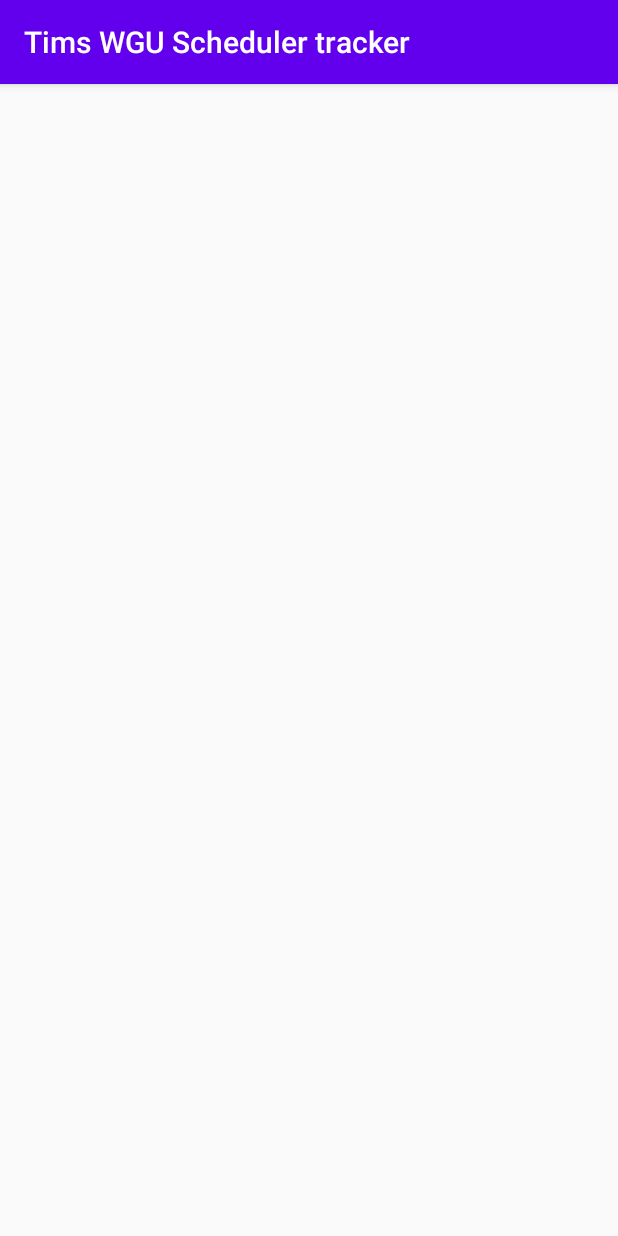
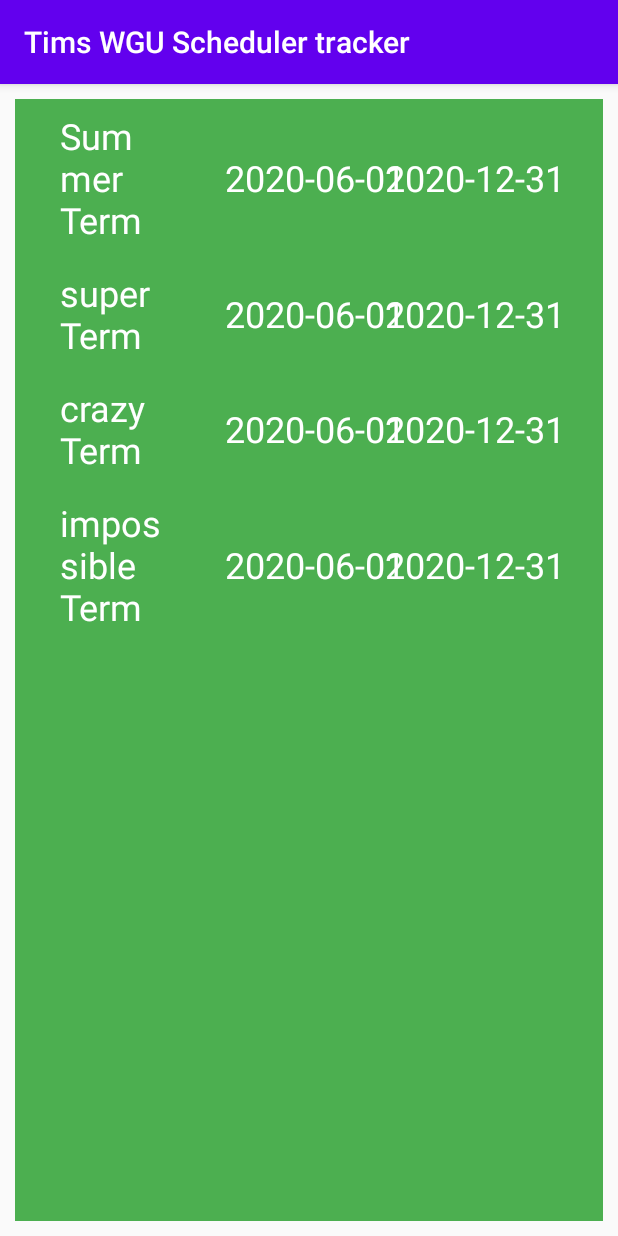
Before and after one commit to aguirretim/TimsWGUSchedulertracker, an Android app: the AllTerms screen opened directly, with no data from a screen before it, on a phone screen of 412 x 824 dp. Run offline under Robolectric (Android 15) with nearby library versions, the phone set to English and light mode, and no system bars.

Commit message:
first time getting Recycler View List implementation working and tested with test data.

```diff
--- a/app/build.gradle
+++ b/app/build.gradle
@@ -28,6 +28,7 @@
 
     implementation 'androidx.appcompat:appcompat:1.1.0'
     implementation 'androidx.constraintlayout:constraintlayout:1.1.3'
+    implementation 'com.android.support:recyclerview-v7:29.0.0'
     testImplementation 'junit:junit:4.12'
     androidTestImplementation 'androidx.test.ext:junit:1.1.1'
     androidTestImplementation 'androidx.test.espresso:espresso-core:3.2.0'
--- a/app/src/main/java/com/example/timswguschedulertracker/classesforobjects/Term.java
+++ b/app/src/main/java/com/example/timswguschedulertracker/classesforobjects/Term.java
@@ -1,4 +1,5 @@
 package com.example.timswguschedulertracker.classesforobjects;
+import java.util.ArrayList;
 
 public class Term {
 
@@ -10,6 +11,7 @@
     private String TermTitle;
     private String StartDate;
     private String EndDate;
+    private ArrayList <Course> courseList;
 
     /****************************
      * Constructor for Object.  *
@@ -20,6 +22,7 @@
         TermTitle = termTitle;
         StartDate = startDate;
         EndDate = endDate;
+        courseList = new ArrayList<Course> ();
     }
 
     /************************
@@ -58,4 +61,20 @@
         EndDate = endDate;
     }
 
+    public void  appendCourse(Course crs){
+
+        courseList.add(crs);
+
+    }
+
+    public void  removeCourse(int index){
+
+        courseList.remove(index);
+
+    }
+
+    //To do find method
+    public void  findCourse(Course crs){
+
+    }
 }
--- a/app/src/main/java/com/example/timswguschedulertracker/screensandviewscontrollers/AllTerms.java
+++ b/app/src/main/java/com/example/timswguschedulertracker/screensandviewscontrollers/AllTerms.java
@@ -1,20 +1,83 @@
 package com.example.timswguschedulertracker.screensandviewscontrollers;
 
 import androidx.appcompat.app.AppCompatActivity;
+import androidx.recyclerview.widget.LinearLayoutManager;
+import androidx.recyclerview.widget.RecyclerView;
 
 import android.os.Bundle;
 
 import com.example.timswguschedulertracker.R;
+import com.example.timswguschedulertracker.classesforobjects.Term;
+
+import java.util.ArrayList;
+
+import com.example.timswguschedulertracker.adapters.TermAdapter;
 
 public class AllTerms extends AppCompatActivity {
+
+    //private RecyclerView RecycleListView;
+    TermAdapter termAdapter;
+    private ArrayList<Term> termList = new ArrayList<Term> ();
+    RecyclerView RecycleListView;
+
+
+
 
     @Override
     protected void onCreate(Bundle savedInstanceState) {
         super.onCreate(savedInstanceState);
         setContentView(R.layout.activity_all_terms);
+        RecycleListView = (RecyclerView)findViewById(R.id.RecycleListView);
 
-        /*Intent intent = getIntent();
-        String name =intent.getStringExtra("");
-        log.d(TAG, name);*/
+        termAdapter = new TermAdapter (termList,AllTerms.this);
+        RecycleListView.setAdapter(termAdapter);
+        RecycleListView.setLayoutManager(new LinearLayoutManager(AllTerms.this));
+
+
+
+        //Test object to display in list.
+        Term TestTerm= new Term(007,"Summer Term","2020-06-01","2020-12-31");
+        Term TestTerm2= new Term(8,"super Term","2020-06-01","2020-12-31");
+        Term TestTerm3= new Term(9,"crazy Term","2020-06-01","2020-12-31");
+        Term TestTerm4= new Term(011,"impossible Term","2020-06-01","2020-12-31");
+
+
+        termList.add(TestTerm);
+        termList.add(TestTerm2);
+        termList.add(TestTerm3);
+        termList.add(TestTerm4);
+
+
+
+        /*RecycleListView = findViewById(R.id.RecycleListView);
+
+        RecycleListView.setLayoutManager( new LinearLayoutManager(this) );
+
+        RecycleListView.setAdapter(new RecyclerView.Adapter() {
+            @NonNull
+            @Override
+            public RecyclerView.ViewHolder onCreateViewHolder(@NonNull ViewGroup parent, int viewType) {
+                return 0;
+            }
+
+            @Override
+            public void onBindViewHolder(@NonNull RecyclerView.ViewHolder holder, int position) {
+
+
+
+            }
+
+            @Override
+            public int getItemCount() {
+                return 0;
+            }
+        });*/
+
     }
+
+
+
+
+
+
 }
--- a/app/src/main/res/layout/activity_all_terms.xml
+++ b/app/src/main/res/layout/activity_all_terms.xml
@@ -1,7 +1,17 @@
 <?xml version="1.0" encoding="utf-8"?>
-<androidx.constraintlayout.widget.ConstraintLayout xmlns:android="http://schemas.android.com/apk/res/android"
+<RelativeLayout xmlns:android="http://schemas.android.com/apk/res/android"
     xmlns:app="http://schemas.android.com/apk/res-auto"
     xmlns:tools="http://schemas.android.com/tools"
     android:layout_width="match_parent"
     android:layout_height="match_parent"
-    tools:context=".screensandviewscontrollers.AllTerms"/>
+    android:padding="10dp"
+    tools:context=".screensandviewscontrollers.AllTerms">
+
+    <androidx.recyclerview.widget.RecyclerView
+        android:id="@+id/RecycleListView"
+        android:layout_width="match_parent"
+        android:layout_height="match_parent"
+        android:background="#4CAF50" />
+
+
+</RelativeLayout>
--- /dev/null
+++ b/app/src/main/res/layout/term_list_item.xml
@@ -0,0 +1,51 @@
+<?xml version="1.0" encoding="utf-8"?>
+<RelativeLayout xmlns:android="http://schemas.android.com/apk/res/android"
+    xmlns:app="http://schemas.android.com/apk/res-auto"
+    xmlns:tools="http://schemas.android.com/tools"
+        android:id="@+id/termListView"
+        android:layout_width="match_parent"
+        android:layout_height="wrap_content"
+        android:paddingTop="8dp"
+        android:paddingBottom="8dp"
+        tools:background="@color/colorPrimary">
+
+        <TextView
+            android:id="@+id/termLabel"
+            android:layout_width="80dp"
+            android:layout_height="wrap_content"
+            android:layout_alignParentStart="true"
+            android:layout_alignParentLeft="true"
+            android:layout_centerVertical="true"
+            android:layout_marginLeft="30dp"
+            android:text="adfasdf"
+            android:textColor="@android:color/white"
+            android:textSize="24sp"
+            tools:text="Spring 2021" />
+
+        <TextView
+            android:id="@+id/startDate"
+            android:layout_width="wrap_content"
+            android:layout_height="wrap_content"
+            android:layout_centerVertical="true"
+            android:layout_marginLeft="30dp"
+            android:layout_toEndOf="@+id/termLabel"
+            android:layout_toRightOf="@+id/termLabel"
+            android:text="TextView"
+            android:textColor="@android:color/white"
+            android:textSize="24sp"
+            tools:text="2020-06-01" />
+
+        <TextView
+            android:id="@+id/endDate"
+            android:layout_width="wrap_content"
+            android:layout_height="wrap_content"
+            android:layout_alignParentTop="false"
+            android:layout_alignParentEnd="true"
+            android:layout_alignParentRight="true"
+            android:layout_centerVertical="true"
+            android:layout_marginRight="25dp"
+            android:text="TextView"
+            android:textColor="@android:color/white"
+            android:textSize="24sp"
+            tools:text="2020-06-01" />
+    </RelativeLayout>
```
Also changed, not shown: app/src/main/java/com/example/timswguschedulertracker/screensandviewscontrollers/HomeScreen.java (+7 -0 lines).
